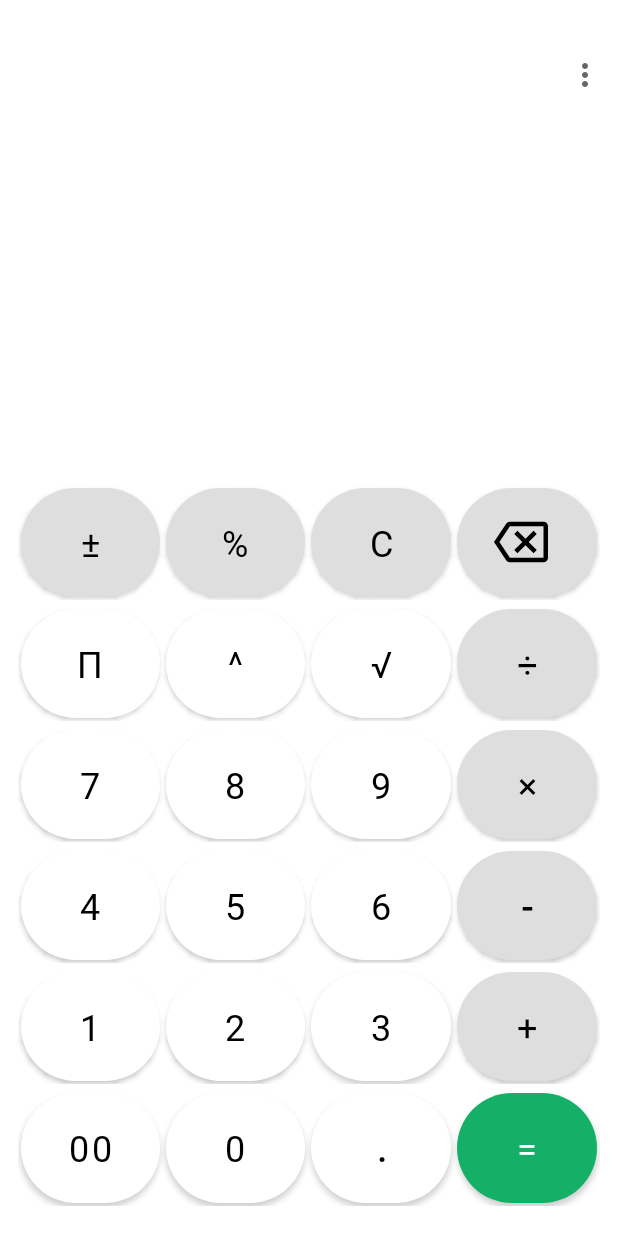
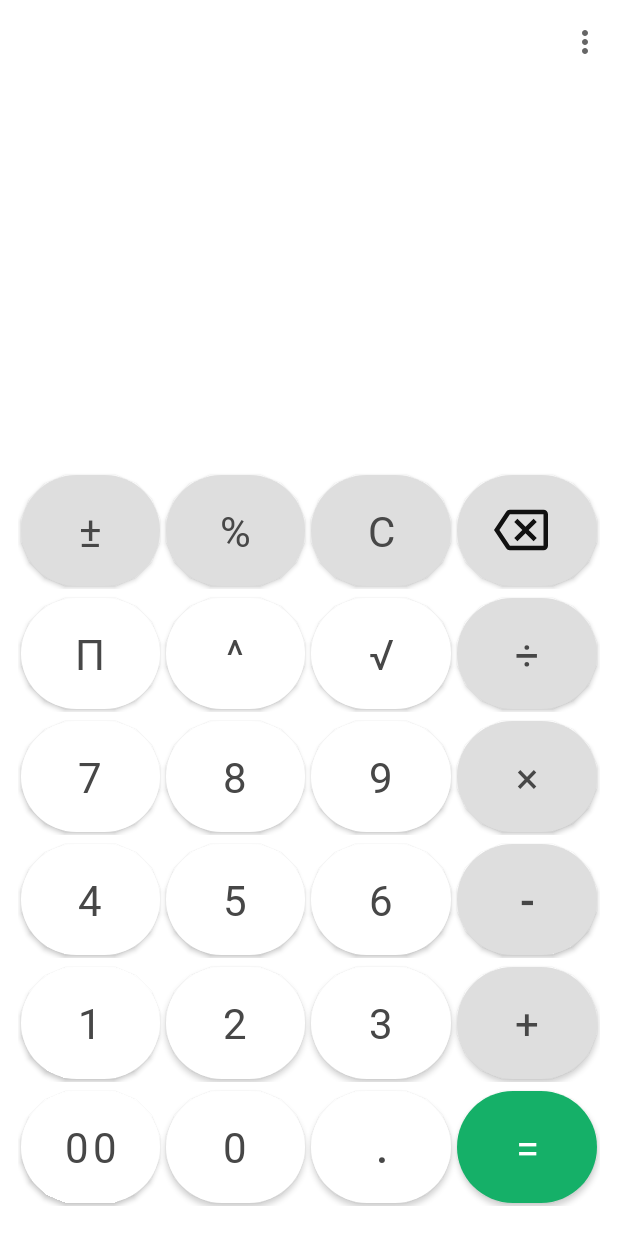
Before and after one commit to Aezikel/Calculator, an Android app: the screen it shows after launch (CalculatorActivity), on a phone screen of 412 x 824 dp. Run offline under Robolectric (Android 15) with nearby library versions, the phone set to English and light mode, and no system bars; our stand-ins replace data binding.

Commit message:
xml: activity_calculator.xml light and dark mode implemented

```diff
--- a/app/src/main/AndroidManifest.xml
+++ b/app/src/main/AndroidManifest.xml
@@ -14,7 +14,9 @@
         tools:targetApi="31">
         <activity
             android:name=".CalculatorActivity"
-            android:exported="true">
+            android:exported="true"
+            android:screenOrientation="portrait"
+            tools:ignore="LockedOrientationActivity">
             <intent-filter>
                 <action android:name="android.intent.action.MAIN" />
 
--- a/app/src/main/java/com/example/calculator/CalculatorActivity.java
+++ b/app/src/main/java/com/example/calculator/CalculatorActivity.java
@@ -1,17 +1,38 @@
 package com.example.calculator;
 
 import androidx.appcompat.app.AppCompatActivity;
-//import androidx.viewbinding.ViewBinding;
 
+import android.annotation.SuppressLint;
 import android.os.Bundle;
+import android.text.InputType;
+import android.view.MotionEvent;
+import android.view.View;
+
+import com.example.calculator.databinding.ActivityCalculatorBinding;
+
 
 public class CalculatorActivity extends AppCompatActivity {
+    private ActivityCalculatorBinding binding;
 
 
+    @SuppressLint("ClickableViewAccessibility")
     @Override
     protected void onCreate(Bundle savedInstanceState) {
         super.onCreate(savedInstanceState);
+        binding = ActivityCalculatorBinding.inflate(getLayoutInflater());
+        View view = binding.getRoot();
+        setContentView(view);
 
-        setContentView(R.layout.activity_calculator);
+        binding.userInputEditTextCalculatorActivity.setOnTouchListener(new View.OnTouchListener() {
+            @Override
+            public boolean onTouch(View view, MotionEvent motionEvent) {
+                int inType = binding.userInputEditTextCalculatorActivity.getInputType();
+                binding.userInputEditTextCalculatorActivity.setInputType(InputType.TYPE_NULL); // disable soft input
+                binding.userInputEditTextCalculatorActivity.onTouchEvent(motionEvent); // call native handler
+                binding.userInputEditTextCalculatorActivity.setInputType(inType); // restore input type
+                return true;            }
+        });
     }
+
+
 }
--- a/app/src/main/res/layout/activity_calculator.xml
+++ b/app/src/main/res/layout/activity_calculator.xml
@@ -4,6 +4,7 @@
     xmlns:android="http://schemas.android.com/apk/res/android"
     xmlns:app="http://schemas.android.com/apk/res-auto"
     xmlns:tools="http://schemas.android.com/tools"
+    android:background="?attr/colorSurface"
     tools:context=".CalculatorActivity">
 
     <LinearLayout
@@ -14,38 +15,39 @@
         <com.google.android.material.appbar.MaterialToolbar
             android:id="@+id/toolbar_calculator_activity"
             android:layout_width="match_parent"
-            android:layout_marginTop="@dimen/thirty_two_dp"
-            android:layout_height="@dimen/thirty_six_dp"
+            android:layout_height="wrap_content"
             app:menu="@menu/calculator_menu" />
 
         <EditText
+            android:windowSoftInputMode= "stateAlwaysHidden|adjustNothing"
             android:id="@+id/user_input_edit_text_calculator_activity"
             android:layout_width="match_parent"
             android:layout_height="@dimen/zero_dp"
             android:layout_weight="16.87"
-            android:background="?attr/colorSurface"
+            android:background="@null"
             android:fontFamily="@font/roboto_regular"
-            android:gravity="end"
+            android:gravity="end|center_vertical"
             android:paddingHorizontal="@dimen/sixteen_dp"
             android:paddingVertical="@dimen/twenty_two_dp"
-            android:textColor="#474747"
-            android:textSize="@dimen/sixty_eight_sp"
-            tools:text="100 × 1234" />
+            style="@style/views"
+            android:textSize="@dimen/forty_sp"
+            android:inputType="none"
+            tools:text="100 × 1234"
+            android:importantForAutofill="no" />
 
         <TextView
             android:id="@+id/result_textview_calculator_activity"
             android:layout_width="match_parent"
             android:layout_height="@dimen/zero_dp"
             android:layout_weight="14.70"
-            android:background="?attr/colorSurface"
             android:fontFamily="@font/roboto_regular"
-            android:gravity="end"
+            android:gravity="end|center_vertical"
             android:paddingHorizontal="@dimen/sixteen_dp"
             android:paddingTop="@dimen/twenty_three_dp"
             android:paddingBottom="@dimen/twenty_four_dp"
             android:layout_marginBottom="@dimen/thirty_two_dp"
-            android:textColor="#474747"
-            android:textSize="@dimen/fifty_two_sp"
+            style="@style/views"
+            android:textSize="@dimen/thirty_two_sp"
             tools:text="123400" />
 
         <LinearLayout
@@ -62,14 +64,15 @@
                 android:layout_height="0dp"
                 android:layout_weight="1"
                 android:orientation="horizontal"
-                android:layout_marginBottom="@dimen/four_dp">
+                android:layout_marginBottom="@dimen/four_dp"
+                tools:ignore="NestedWeights">
 
                 <com.google.android.material.button.MaterialButton
                     android:id="@+id/plus_minus_btn"
                     android:layout_width="@dimen/zero_dp"
                     android:layout_weight="1"
                     android:layout_height="match_parent"
-                    android:text="±"
+                    android:text="@string/negate"
                     style="@style/greyButtonStyle"
                     android:background="@drawable/round_button"
                     />
@@ -79,7 +82,7 @@
                     android:layout_width="@dimen/zero_dp"
                     android:layout_weight="1"
                     android:layout_height="match_parent"
-                    android:text="%"
+                    android:text="@string/percent"
                     style="@style/greyButtonStyle"
                     android:background="@drawable/round_button"
                     />
@@ -89,7 +92,7 @@
                     android:layout_width="@dimen/zero_dp"
                     android:layout_weight="1"
                     android:layout_height="match_parent"
-                    android:text="C"
+                    android:text="@string/calc_cancel"
                     style="@style/greyButtonStyle"
                     android:background="@drawable/round_button"
                     />
@@ -120,7 +123,7 @@
                     android:layout_width="@dimen/zero_dp"
                     android:layout_weight="1"
                     android:layout_height="match_parent"
-                    android:text="π"
+                    android:text="@string/pi"
                     style="@style/buttonStyle"
                     android:background="@drawable/round_button"
                     />
@@ -130,7 +133,7 @@
                     android:layout_width="@dimen/zero_dp"
                     android:layout_weight="1"
                     android:layout_height="match_parent"
-                    android:text="^"
+                    android:text="@string/power"
                     style="@style/buttonStyle"
                     android:background="@drawable/round_button"
                     />
@@ -140,7 +143,7 @@
                     android:layout_width="@dimen/zero_dp"
                     android:layout_weight="1"
                     android:layout_height="match_parent"
-                    android:text="√"
+                    android:text="@string/sqr_root"
                     style="@style/buttonStyle"
                     android:background="@drawable/round_button"
                     />
@@ -150,7 +153,7 @@
                     android:layout_width="@dimen/zero_dp"
                     android:layout_weight="1"
                     android:layout_height="match_parent"
-                    android:text="÷"
+                    android:text="@string/divide"
                     style="@style/greyButtonStyle"
                     android:background="@drawable/round_button"
                     />
@@ -169,7 +172,7 @@
                     android:layout_width="@dimen/zero_dp"
                     android:layout_weight="1"
                     android:layout_height="match_parent"
-                    android:text="7"
+                    android:text="@string/seven"
                     style="@style/buttonStyle"
                     android:background="@drawable/round_button"
                     />
@@ -179,7 +182,7 @@
                     android:layout_width="@dimen/zero_dp"
                     android:layout_weight="1"
                     android:layout_height="match_parent"
-                    android:text="8"
+                    android:text="@string/eight"
                     style="@style/buttonStyle"
                     android:background="@drawable/round_button"
                     />
@@ -189,7 +192,7 @@
                     android:layout_width="@dimen/zero_dp"
                     android:layout_weight="1"
                     android:layout_height="match_parent"
-                    android:text="9"
+                    android:text="@string/nine"
                     style="@style/buttonStyle"
                     android:background="@drawable/round_button"
                     />
@@ -199,7 +202,7 @@
                     android:layout_width="@dimen/zero_dp"
                     android:layout_weight="1"
                     android:layout_height="match_parent"
-                    android:text="×"
+                    android:text="@string/multiply"
                     style="@style/greyButtonStyle"
                     android:background="@drawable/round_button"
                     />
@@ -218,7 +221,7 @@
                     android:layout_width="@dimen/zero_dp"
                     android:layout_weight="1"
                     android:layout_height="match_parent"
-                    android:text="4"
+                    android:text="@string/four"
                     style="@style/buttonStyle"
                     android:background="@drawable/round_button"
                     />
@@ -228,7 +231,7 @@
                     android:layout_width="@dimen/zero_dp"
                     android:layout_weight="1"
                     android:layout_height="match_parent"
-                    android:text="5"
+                    android:text="@string/five"
                     style="@style/buttonStyle"
                     android:background="@drawable/round_button"
                     />
@@ -238,7 +241,7 @@
                     android:layout_width="@dimen/zero_dp"
                     android:layout_weight="1"
                     android:layout_height="match_parent"
-                    android:text="6"
+                    android:text="@string/six"
                     style="@style/buttonStyle"
                     android:background="@drawable/round_button"
                     />
@@ -248,7 +251,7 @@
                     android:layout_width="@dimen/zero_dp"
                     android:layout_weight="1"
                     android:layout_height="match_parent"
-                    android:text="-"
+                    android:text="@string/subtract"
                     android:textStyle="bold"
                     style="@style/greyButtonStyle"
                     android:background="@drawable/round_button"
@@ -268,7 +271,7 @@
                     android:layout_width="@dimen/zero_dp"
                     android:layout_weight="1"
                     android:layout_height="match_parent"
-                    android:text="1"
+                    android:text="@string/one"
                     style="@style/buttonStyle"
                     android:background="@drawable/round_button"
                     />
@@ -278,7 +281,7 @@
                     android:layout_width="@dimen/zero_dp"
                     android:layout_weight="1"
                     android:layout_height="match_parent"
-                    android:text="2"
+                    android:text="@string/two"
                     style="@style/buttonStyle"
                     android:background="@drawable/round_button"
                     />
@@ -288,7 +291,7 @@
                     android:layout_width="@dimen/zero_dp"
                     android:layout_weight="1"
                     android:layout_height="match_parent"
-                    android:text="3"
+                    android:text="@string/three"
                     style="@style/buttonStyle"
                     android:background="@drawable/round_button"
                     />
@@ -299,7 +302,7 @@
                     android:layout_weight="1"
                     android:layout_height="match_parent"
                     android:background="@drawable/round_button"
-                    android:text="+"
+                    android:text="@string/add"
                     style="@style/greyButtonStyle"
                     />
 
@@ -317,7 +320,7 @@
                     android:layout_width="@dimen/zero_dp"
                     android:layout_weight="1"
                     android:layout_height="match_parent"
-                    android:text="00"
+                    android:text="@string/double_zero"
                     style="@style/buttonStyle"
                     android:background="@drawable/round_button"
                     />
@@ -327,7 +330,7 @@
                     android:layout_width="@dimen/zero_dp"
                     android:layout_weight="1"
                     android:layout_height="match_parent"
-                    android:text="0"
+                    android:text="@string/zero"
                     style="@style/buttonStyle"
                     android:background="@drawable/round_button"
                     />
@@ -337,7 +340,7 @@
                     android:layout_width="@dimen/zero_dp"
                     android:layout_weight="1"
                     android:layout_height="match_parent"
-                    android:text="."
+                    android:text="@string/decimal_point"
                     android:textStyle="bold"
                     android:gravity="center"
                     style="@style/buttonStyle"
@@ -349,7 +352,7 @@
                     android:layout_width="@dimen/zero_dp"
                     android:layout_weight="1"
                     android:layout_height="match_parent"
-                    android:text="="
+                    android:text="@string/equals"
                     style="@style/greenButtonStyle"
                     android:background="@drawable/round_button"
                     />
--- a/app/src/main/res/values-night/themes.xml
+++ b/app/src/main/res/values-night/themes.xml
@@ -2,15 +2,54 @@
     <!-- Base application theme. -->
     <style name="Theme.Calculator" parent="Theme.MaterialComponents.DayNight.NoActionBar">
         <!-- Primary brand color. -->
-        <item name="colorPrimary">@color/purple_200</item>
-        <item name="colorPrimaryVariant">@color/purple_700</item>
-        <item name="colorOnPrimary">@color/black</item>
+
+        <item name="colorOnPrimary">@color/colorOnBackground</item>
         <!-- Secondary brand color. -->
-        <item name="colorSecondary">@color/teal_200</item>
-        <item name="colorSecondaryVariant">@color/teal_200</item>
-        <item name="colorOnSecondary">@color/black</item>
+        <item name="colorSecondary">@color/white</item>
         <!-- Status bar color. -->
-        <item name="android:statusBarColor" tools:targetApi="l">?attr/colorPrimaryVariant</item>
+        <item name="android:statusBarColor" >@color/colorOnBackground</item>
+        <!-- Customize your theme here. -->
+        <item name="android:windowLightStatusBar">false</item>
+
+        <item name="colorSurface">@color/colorOnBackground</item>
+        <item name="colorOnSurface">@color/colorBackground</item>
         <!-- Customize your theme here. -->
     </style>
+
+    <style name="buttonStyle">
+        <item name="backgroundTint">@color/colorOnNumeric</item>
+        <item name="android:layout_margin">@dimen/two_dp</item>
+        <item name="fontFamily">@font/roboto_regular</item>
+        <item name="android:textColor">@color/white</item>
+        <item name="android:textSize">28sp</item>
+        <item name="android:padding">@dimen/ten_dp</item>
+
+
+    </style>
+
+    <style name="greyButtonStyle">
+        <item name="backgroundTint">@color/greyDark</item>
+        <item name="android:layout_margin">@dimen/two_dp</item>
+        <item name="fontFamily">@font/roboto_regular</item>
+        <item name="android:textColor">@color/white</item>
+        <item name="android:textSize">28sp</item>
+        <item name="android:padding">@dimen/ten_dp</item>
+
+    </style>
+
+
+    <style name="greenButtonStyle">
+        <item name="backgroundTint">@color/green</item>
+        <item name="android:layout_margin">@dimen/two_dp</item>
+        <item name="fontFamily">@font/roboto_regular</item>
+        <item name="android:textColor">@color/white</item>
+        <item name="android:textSize">28sp</item>
+        <item name="android:padding">@dimen/ten_dp</item>
+
+
+    </style>
+
+    <style name="views">
+        <item name="android:textColor">@color/white</item>
+    </style>
 </resources>
--- a/app/src/main/res/values/colors.xml
+++ b/app/src/main/res/values/colors.xml
@@ -1,10 +1,19 @@
 <?xml version="1.0" encoding="utf-8"?>
 <resources>
-    <color name="purple_200">#FFBB86FC</color>
-    <color name="purple_500">#FF6200EE</color>
-    <color name="purple_700">#FF3700B3</color>
-    <color name="teal_200">#FF03DAC5</color>
-    <color name="teal_700">#FF018786</color>
+
     <color name="black">#FF000000</color>
     <color name="white">#FFFFFFFF</color>
+
+    <color name="greyLight">#DEDEDE</color>
+    <color name="greyDark">#313131</color>
+
+    <color name="green">#15B068</color>
+
+    <color name="colorNumeric">#FF474747</color>
+    <color name="colorOnNumeric">#0D0D0D</color>
+
+    <color name="colorBackground">#FFF6F6F6</color>
+    <color name="colorOnBackground">#FF111111</color>
+
+
 </resources>
--- a/app/src/main/res/values/dimens.xml
+++ b/app/src/main/res/values/dimens.xml
@@ -22,4 +22,7 @@
     <dimen name="twenty_four_sp">24sp</dimen>
     <dimen name="thirty_six_sp">36sp</dimen>
     <dimen name="zero_dp">0dp</dimen>
+    <dimen name="forty_dp">40dp</dimen>
+    <dimen name="forty_sp">40sp</dimen>
+    <dimen name="thirty_two_sp">32sp</dimen>
 </resources>
--- a/app/src/main/res/values/strings.xml
+++ b/app/src/main/res/values/strings.xml
@@ -3,4 +3,27 @@
     <string name="history">History</string>
     <string name="choosePtheme">Choose theme</string>
     <string name="about">About</string>
+    <string name="equals">=</string>
+    <string name="decimal_point">.</string>
+    <string name="zero">0</string>
+    <string name="double_zero">00</string>
+    <string name="add">+</string>
+    <string name="three">3</string>
+    <string name="two">2</string>
+    <string name="one">1</string>
+    <string name="subtract">-</string>
+    <string name="six">6</string>
+    <string name="five">5</string>
+    <string name="four">4</string>
+    <string name="multiply">×</string>
+    <string name="nine">9</string>
+    <string name="eight">8</string>
+    <string name="seven">7</string>
+    <string name="divide">÷</string>
+    <string name="sqr_root">√</string>
+    <string name="power">^</string>
+    <string name="pi">π</string>
+    <string name="calc_cancel">C</string>
+    <string name="percent">%</string>
+    <string name="negate">±</string>
 </resources>
--- a/app/src/main/res/values/themes.xml
+++ b/app/src/main/res/values/themes.xml
@@ -2,49 +2,53 @@
     <!-- Base application theme. -->
     <style name="Theme.Calculator" parent="Theme.MaterialComponents.DayNight.NoActionBar">
         <!-- Primary brand color. -->
-        <item name="colorPrimary">@color/purple_500</item>
-        <item name="colorPrimaryVariant">@color/purple_700</item>
-        <item name="colorOnPrimary">@color/white</item>
+
+        <item name="colorOnPrimary">@color/colorBackground</item>
         <!-- Secondary brand color. -->
-        <item name="colorSecondary">@color/teal_200</item>
-        <item name="colorSecondaryVariant">@color/teal_700</item>
-        <item name="colorOnSecondary">@color/black</item>
+        <item name="colorSecondary">@color/colorNumeric</item>
         <!-- Status bar color. -->
-        <item name="android:statusBarColor" tools:targetApi="l">?attr/colorPrimaryVariant</item>
+        <item name="android:statusBarColor" >@color/colorBackground</item>
         <!-- Customize your theme here. -->
+        <item name="android:windowLightStatusBar">true</item>
+
+        <item name="colorSurface">@color/colorBackground</item>
+        <item name="colorOnSurface">@color/colorOnBackground</item>
     </style>
 
 
     <style name="buttonStyle">
-        <item name="backgroundTint">#FFFFFF</item>
+        <item name="backgroundTint">@color/white</item>
         <item name="android:layout_margin">@dimen/two_dp</item>
         <item name="fontFamily">@font/roboto_regular</item>
-        <item name="android:textColor">?attr/colorOnSurface</item>
-        <item name="android:textSize">24sp</item>
+        <item name="android:textColor">@color/colorNumeric</item>
+        <item name="android:textSize">28sp</item>
         <item name="android:padding">@dimen/ten_dp</item>
 
 
     </style>
 
     <style name="greyButtonStyle">
-        <item name="backgroundTint">#DEDEDE</item>
+        <item name="backgroundTint">@color/greyLight</item>
         <item name="android:layout_margin">@dimen/two_dp</item>
         <item name="fontFamily">@font/roboto_regular</item>
-        <item name="android:textColor">?attr/colorOnSurface</item>
-        <item name="android:textSize">24sp</item>
+        <item name="android:textColor">@color/colorNumeric</item>
+        <item name="android:textSize">28sp</item>
         <item name="android:padding">@dimen/ten_dp</item>
 
     </style>
 
 
     <style name="greenButtonStyle">
-        <item name="backgroundTint">#15B068</item>
+        <item name="backgroundTint">@color/green</item>
         <item name="android:layout_margin">@dimen/two_dp</item>
         <item name="fontFamily">@font/roboto_regular</item>
-        <item name="android:textColor">?attr/colorSurface</item>
-        <item name="android:textSize">24sp</item>
+        <item name="android:textColor">@color/white</item>
+        <item name="android:textSize">28sp</item>
         <item name="android:padding">@dimen/ten_dp</item>
 
+    </style>
 
+    <style name="views">
+        <item name="android:textColor">@color/colorNumeric</item>
     </style>
 </resources>
```
